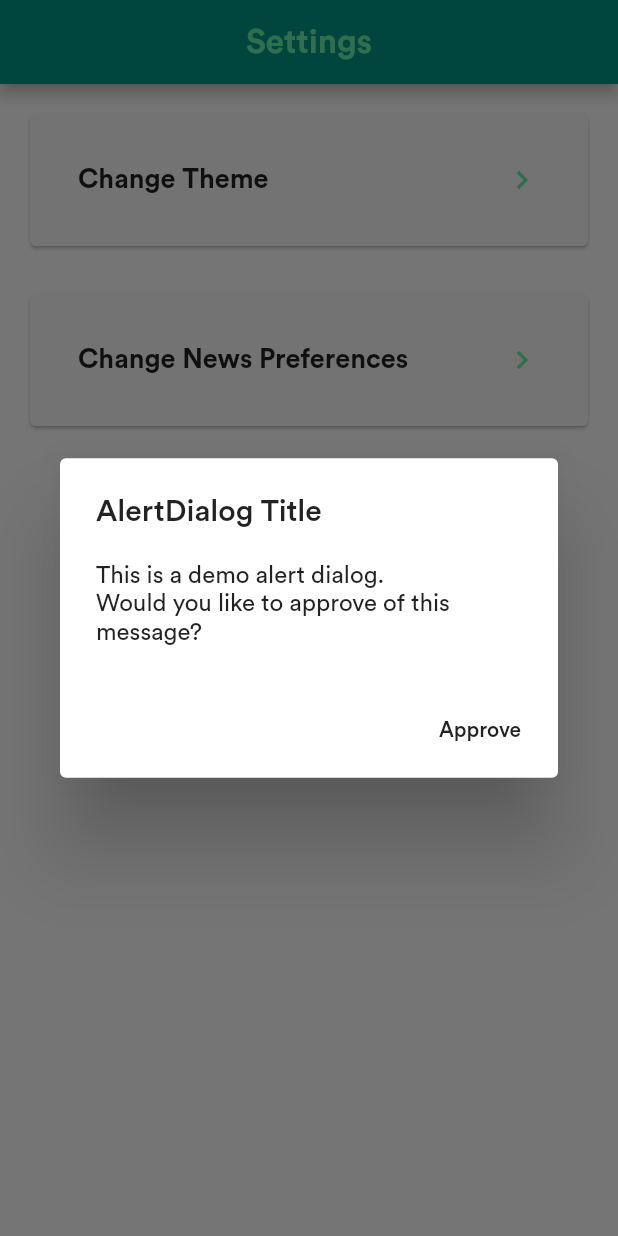
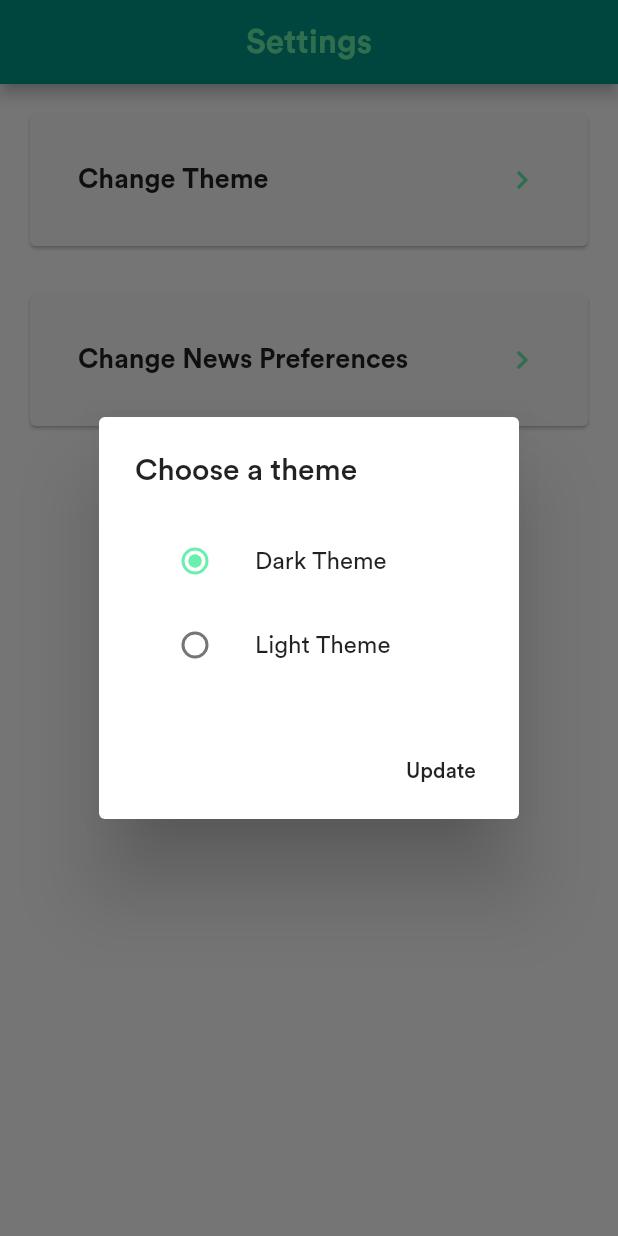
Before and after one commit to smoke-trees/news-summarizer-app, a Flutter app: the SettingPage screen opened directly, after a tap on "Change Theme", on a phone screen of 412 x 824 dp. Run offline on Flutter 3.47's test engine with Material 2 defaults, Android fonts, the phone set to English and light mode, and no system bars; our stand-ins replace cached_network_image, chips_choice, dio, firebase_auth, firebase_core, get and 4 more; missing offline and left inert: webfeed; accounts and stored records are empty; generated files the repository leaves out were written again.

Commit message:
UI: Added dialog box to choose theme

```diff
--- a/lib/src/ui/pages/settings_page.dart
+++ b/lib/src/ui/pages/settings_page.dart
@@ -1,36 +1,14 @@
 import 'package:flutter/material.dart';
-import 'package:news_summarizer/src/providers/theme_provider.dart';
 import 'package:news_summarizer/src/ui/pages/preferences_page.dart';
-import 'package:provider/provider.dart';
+import 'package:news_summarizer/src/ui/widgets/theme_dialog.dart';
 
 class SettingPage extends StatelessWidget {
   Future<void> _showThemeDialog(BuildContext context) async {
-    final themeProvider = Provider.of<ThemeProvider>(context, listen: false);
-
     return showDialog<void>(
       context: context,
-      barrierDismissible: false, // user must tap button!
+      barrierDismissible: true,
       builder: (BuildContext context) {
-        return AlertDialog(
-          title: Text('AlertDialog Title'),
-          content: SingleChildScrollView(
-            child: ListBody(
-              children: <Widget>[
-                Text('This is a demo alert dialog.'),
-                Text('Would you like to approve of this message?'),
-              ],
-            ),
-          ),
-          actions: <Widget>[
-            FlatButton(
-              child: Text('Approve'),
-              onPressed: () {
-                themeProvider.toggleTheme();
-                Navigator.of(context).pop();
-              },
-            ),
-          ],
-        );
+        return ThemeDialog();
       },
     );
   }
--- /dev/null
+++ b/lib/src/ui/widgets/theme_dialog.dart
@@ -0,0 +1,64 @@
+import 'package:flutter/material.dart';
+import 'package:news_summarizer/src/providers/theme_provider.dart';
+import 'package:provider/provider.dart';
+
+class ThemeDialog extends StatefulWidget {
+  @override
+  _ThemeDialogState createState() => _ThemeDialogState();
+}
+
+class _ThemeDialogState extends State<ThemeDialog> {
+  int _selectedRadio = 0;
+
+  @override
+  Widget build(BuildContext context) {
+    final themeProvider = Provider.of<ThemeProvider>(context, listen: false);
+    return AlertDialog(
+      title: Text('Choose a theme'),
+      backgroundColor: Theme.of(context).backgroundColor,
+      content: SingleChildScrollView(
+        child: ListBody(
+          children: <Widget>[
+            ListTile(
+              title: Text("Dark Theme"),
+              leading: Radio(
+                value: 0,
+                groupValue: _selectedRadio,
+                onChanged: (value) {
+                  setState(() {
+                    _selectedRadio = value;
+                  });
+                },
+              ),
+            ),
+            ListTile(
+              title: Text("Light Theme"),
+              leading: Radio(
+                value: 1,
+                groupValue: _selectedRadio,
+                onChanged: (value) {
+                  setState(() {
+                    _selectedRadio = value;
+                  });
+                },
+              ),
+            ),
+          ],
+        ),
+      ),
+      actions: <Widget>[
+        FlatButton(
+          child: Text('Update'),
+          onPressed: () {
+            if (_selectedRadio == 0) {
+              themeProvider.setDarkTheme();
+            } else {
+              themeProvider.setLightTheme();
+            }
+            Navigator.of(context).pop();
+          },
+        ),
+      ],
+    );
+  }
+}
```
